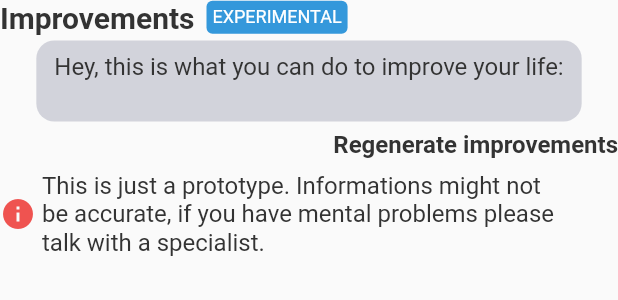
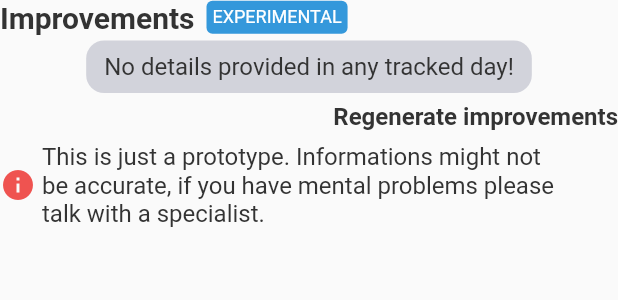
Before and after one commit to sauciucrazvan/mindwaves, a Flutter app: the ImprovementsBox widget shown alone on an empty page, opened directly, on a phone screen of 412 x 824 dp. Shown: the top 300 px of the screen. Run offline on Flutter 3.47's test engine with Material 2 defaults, Android fonts, the phone set to English and light mode, and no system bars; our stand-ins replace flutter_local_notifications, hive, hive_flutter, lottie, timezone; missing offline and left inert: encrypt, graphic; accounts and stored records are empty.

Commit message:
Limited the OpenAI API requests to 1 for the week instead of 7.

```diff
--- a/lib/backend/services/improvements_service.dart
+++ b/lib/backend/services/improvements_service.dart
@@ -70,22 +70,24 @@ class ImprovementsService {
     String improvements = ""; // Creating a string that stores improvements
 
     // Looping through every tracked day of the week
-    await Future.forEach(weeklyData.keys, (key) async {
+    await Future.forEach(weeklyData.keys, (key) {
       Map innerMap = weeklyData[key];
 
       if (innerMap['score'] < 5) {
         if ((innerMap['details'] as String).isNotEmpty) {
-          // Asking the AI how to improve the day (janky way of implementing it, i know)
-          String response = await generateText(
-              "Hey, what can I do to improve my day? This is what I did today: ${innerMap['details']} (please limit yourself to 50 characters and just one suggestion)");
-
           improvements +=
-              "\n• ${DateFormat('EEEE').format(DateTime.parse(key))}\nYour input » ${innerMap['details']}\nAI output » $response\n";
+              "${DateFormat('EEEE').format(DateTime.parse(key))} ${innerMap['details']}";
         }
       }
     });
 
-    return improvements;
+    if (improvements.isEmpty) return "No details provided in any tracked day!";
+
+    // Asking the AI how to improve the day (janky way of implementing it, i know)
+    String response = await generateText(
+        "Hey, what can I do to improve my life? This is what I did this week: $improvements (please limit yourself to 128 characters)");
+
+    return "Hey, this is what you can do to improve your life:\n\n$response";
   }
 
   Future<String> getImprovements(bool shouldRegenerate) async {
--- a/lib/frontend/routes/reports/components/improvements_box.dart
+++ b/lib/frontend/routes/reports/components/improvements_box.dart
@@ -73,7 +73,7 @@ class _ImprovementsBoxState extends State<ImprovementsBox> {
                 }
 
                 return Text(
-                  "Hey, this is what you can do to improve your life:\n$_improvementsText",
+                  _improvementsText,
                   style: Theme.of(context).textTheme.bodyMedium,
                 );
               },
```
